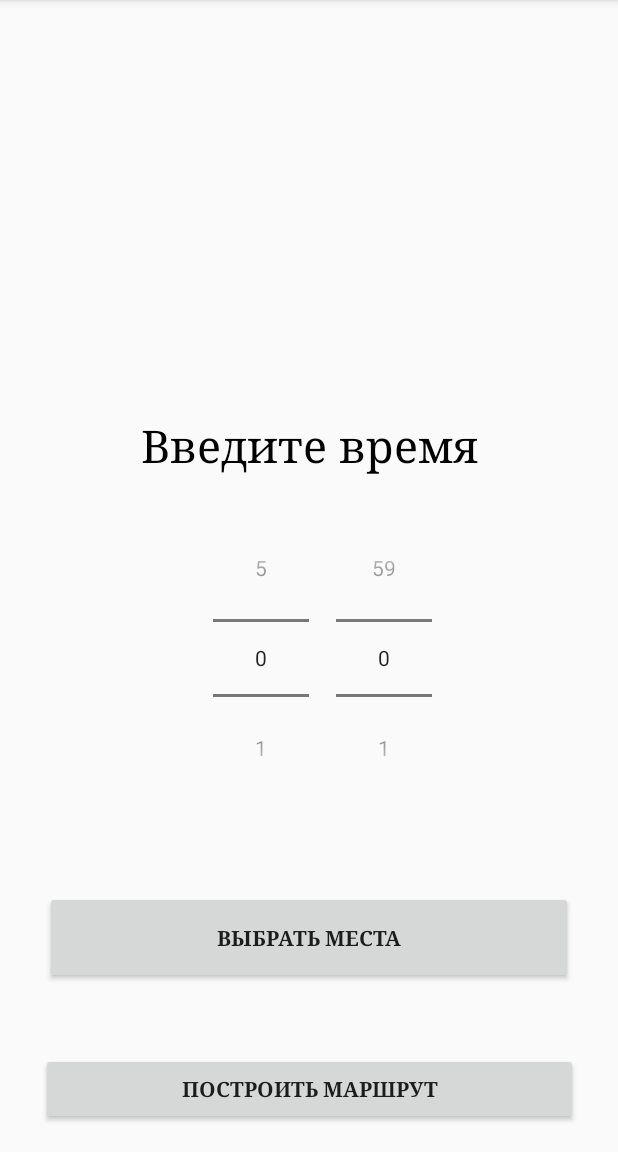
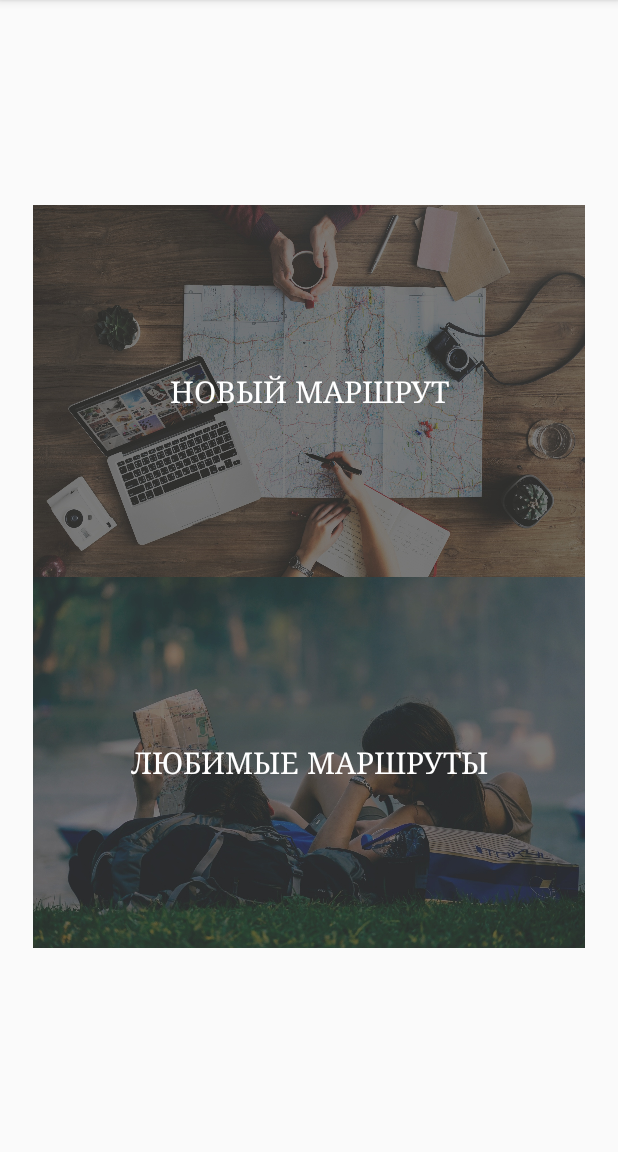
Before and after one commit to theantialex/Find-Your-Places, an Android app: the screen it shows after launch (NewRouteActivity before the commit, ChooseOptionActivity after it), on a phone screen of 412 x 824 dp, the part 84-1236 px from its top. Run offline under Robolectric (Android 15) with nearby library versions, the phone set to English and light mode, and no system bars.

Commit message:
New Activities

```diff
--- /dev/null
+++ b/app/src/main/java/com/example/alexandra/expendablechecklist/ChooseOptionActivity.java
@@ -0,0 +1,36 @@
+package com.example.alexandra.expendablechecklist;
+
+import android.content.Intent;
+import android.support.v7.app.AppCompatActivity;
+import android.os.Bundle;
+import android.view.View;
+import android.widget.Button;
+
+public class ChooseOptionActivity extends AppCompatActivity {
+    private Button act_new;
+
+    @Override
+    protected void onCreate(Bundle savedInstanceState) {
+        super.onCreate(savedInstanceState);
+        setContentView(R.layout.activity_choose_option);
+        addListenerOnButton();
+
+    }
+
+    public void addListenerOnButton() {
+
+        act_new = (Button) findViewById(R.id.btnNewRoute);
+
+        act_new.setOnClickListener(
+                new View.OnClickListener() {
+                    @Override
+                    public void onClick(View v) {
+                        //Opens second activity
+                        Intent intent = new Intent(".NewRouteActivity");
+                        startActivity(intent);
+
+
+                    }
+                }
+        );
+    }}
--- /dev/null
+++ b/app/src/main/res/layout/activity_choose_option.xml
@@ -0,0 +1,46 @@
+<?xml version="1.0" encoding="utf-8"?>
+<android.support.constraint.ConstraintLayout xmlns:android="http://schemas.android.com/apk/res/android"
+    xmlns:app="http://schemas.android.com/apk/res-auto"
+    xmlns:tools="http://schemas.android.com/tools"
+    android:layout_width="match_parent"
+    android:layout_height="match_parent"
+    tools:context=".ChooseOptionActivity">
+
+    <LinearLayout
+        android:layout_width="368dp"
+        android:layout_height="495dp"
+        android:orientation="vertical"
+        android:weightSum = '2'
+        app:layout_constraintBottom_toBottomOf="parent"
+        app:layout_constraintEnd_toEndOf="parent"
+        app:layout_constraintStart_toStartOf="parent"
+        app:layout_constraintTop_toTopOf="parent">
+
+        <Button
+            android:id="@+id/btnNewRoute"
+            android:layout_width="match_parent"
+            android:layout_height="wrap_content"
+            android:layout_weight="1"
+            android:background="@drawable/favourite1"
+            android:padding="0dp"
+            android:text="@string/btn_new_route"
+            android:textColor="@android:color/white"
+            android:textColorLink="@android:color/background_light"
+            android:textSize="20sp"
+            android:typeface="serif" />
+
+        <Button
+            android:id="@+id/btnFavRoute"
+            android:layout_width="match_parent"
+            android:layout_height="wrap_content"
+            android:layout_weight="1"
+            android:background="@drawable/favourite"
+            android:padding="0dp"
+            android:text="@string/btn_fav_route"
+            android:textColor="@android:color/white"
+            android:textColorLink="@android:color/background_light"
+            android:textSize="20sp"
+            android:typeface="serif" />
+
+    </LinearLayout>
+</android.support.constraint.ConstraintLayout>
--- a/app/src/main/res/values/strings.xml
+++ b/app/src/main/res/values/strings.xml
@@ -3,4 +3,9 @@
     <string name="dfh">Введите время</string>
     <string name="SF">Выбрать места</string>
     <string name="DG">Построить маршрут</string>
+    <string name="twodots">:</string>
+    <string name="btn_fav_route">Любимые маршруты</string>
+    <string name="btn_new_route">Новый маршрут</string>
+
+
 </resources>
```
Also changed, not shown: app/src/main/AndroidManifest.xml (+8 -1 lines), app/src/main/res/layout/activity_new_route.xml (+17 -1 lines), app/src/main/res/drawable/favourite1.jpg (added).
